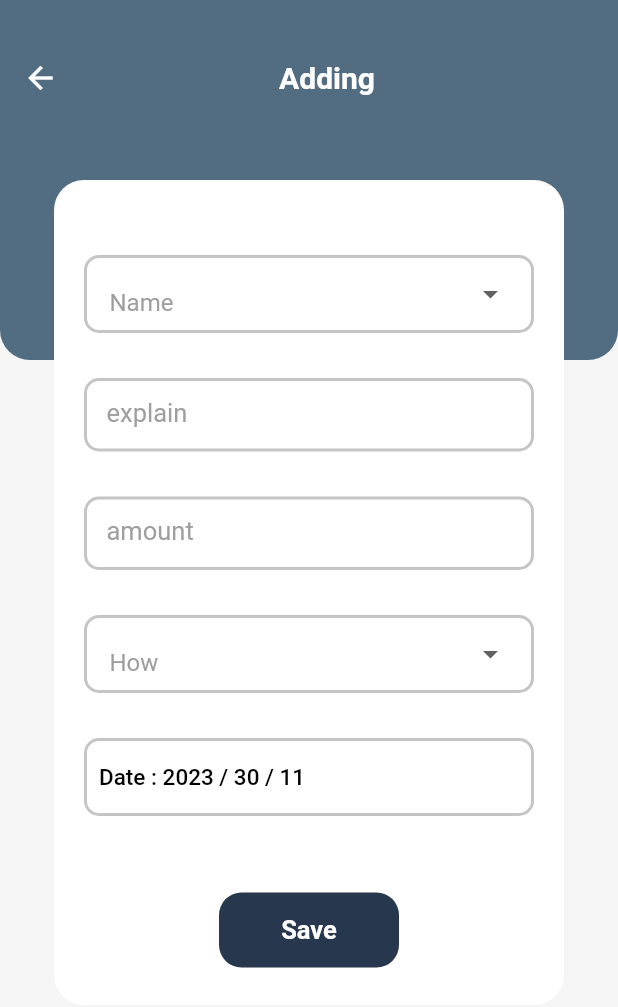
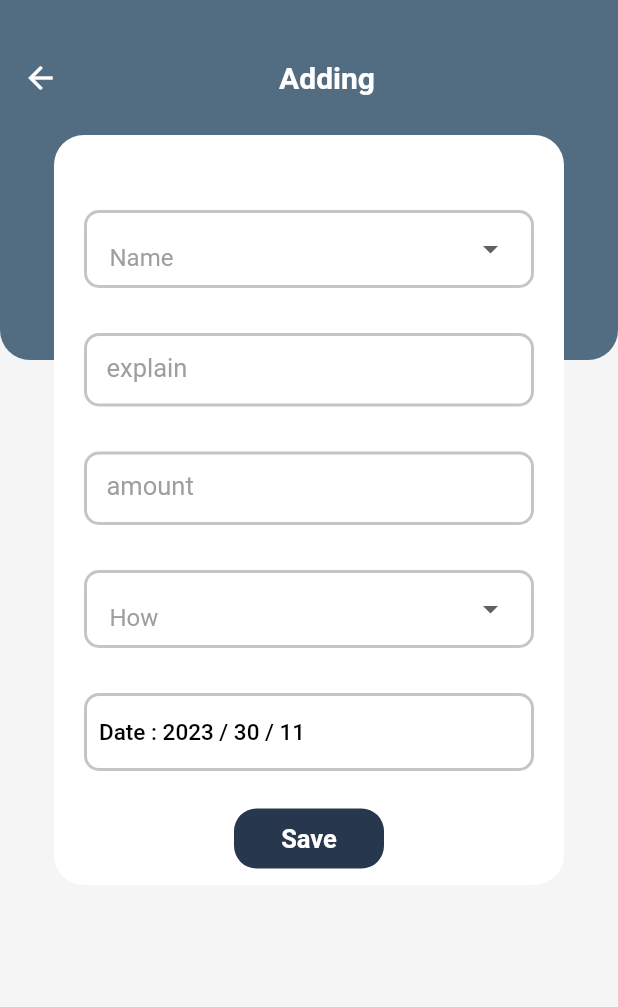
Before and after one commit to Ramatea/PA-Mobile, a Flutter app: the Add_Screen screen opened directly, on a phone screen of 412 x 824 dp. Shown: the top 1007 px of the screen. Run offline on Flutter 3.47's test engine with Material 2 defaults, Android fonts, the phone set to English and light mode, and no system bars; our stand-ins replace google_fonts, hive, hive_flutter, introduction_screen, syncfusion_flutter_charts; accounts and stored records are empty.

```diff
--- a/lib/Screens/add.dart
+++ b/lib/Screens/add.dart
@@ -49,7 +49,7 @@ class _Add_ScreenState extends State<Add_Screen> {
           children: [
             background_container(context),
             Positioned(
-              top: 120,
+              top: 90,
               child: main_container(),
             ),
           ],
@@ -64,7 +64,7 @@ class _Add_ScreenState extends State<Add_Screen> {
         borderRadius: BorderRadius.circular(20),
         color: Colors.white,
       ),
-      height: 550,
+      height: 500,
       width: 340,
       child: Column(
         children: [
@@ -78,7 +78,7 @@ class _Add_ScreenState extends State<Add_Screen> {
           How(),
           SizedBox(height: 30),
           date_time(),
-          Spacer(),
+          SizedBox(height: 25),
           save(),
           SizedBox(height: 25),
         ],
@@ -101,8 +101,8 @@ class _Add_ScreenState extends State<Add_Screen> {
           borderRadius: BorderRadius.circular(15),
           color:const Color.fromARGB(255, 39, 55, 77),
         ),
-        width: 120,
-        height: 50,
+        width: 100,
+        height: 40,
         child: Text(
           'Save',
           style: TextStyle(
--- a/lib/main.dart
+++ b/lib/main.dart
@@ -1,4 +1,5 @@
 import 'package:flutter/material.dart';
+import 'package:managment/Screens/add.dart';
 import 'package:managment/Screens/introduction_page.dart';
 import 'package:managment/Screens/home.dart';
 import 'package:hive_flutter/hive_flutter.dart';
@@ -21,8 +22,7 @@ class MyApp extends StatelessWidget {
   Widget build(BuildContext context) {
     return MaterialApp(
       debugShowCheckedModeBanner: false,
-      // home: IntroductionPage(),
-      home: Bottom(),
+      home: IntroductionPage(),
     );
   }
 }
```
